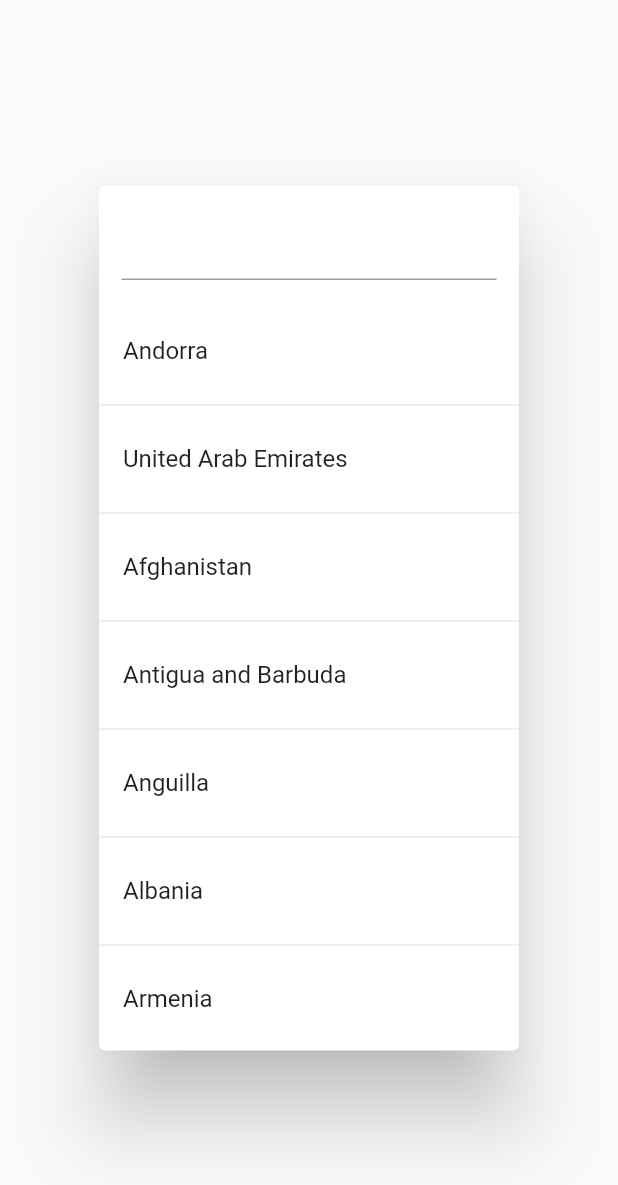
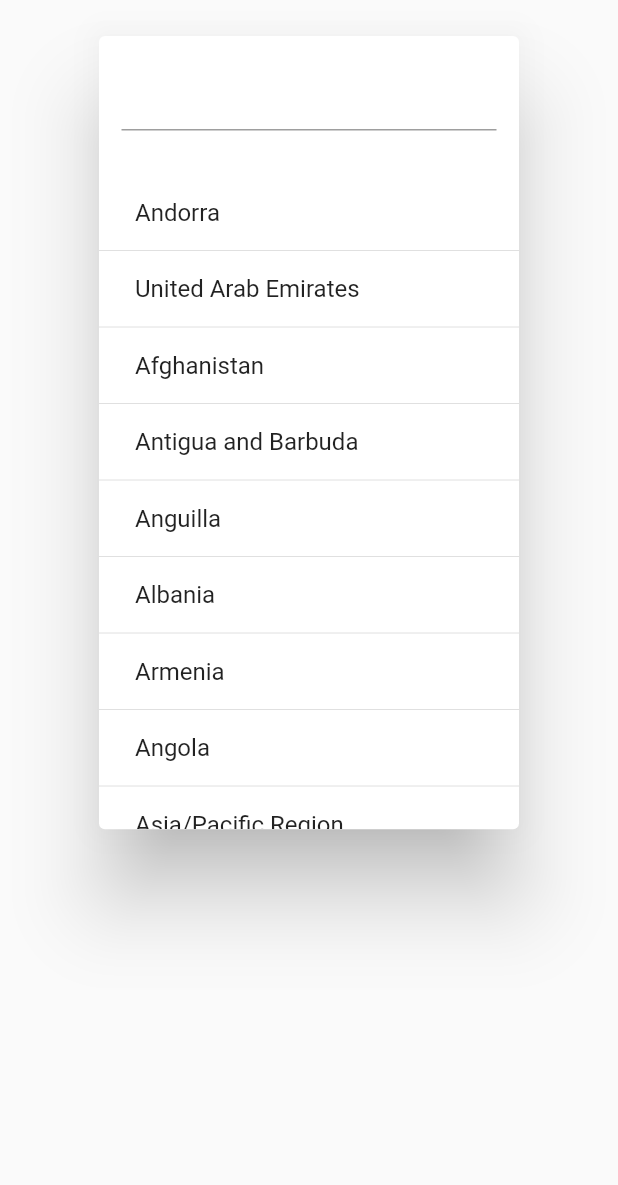
Before and after one commit to nikitagalayda/simple_country_picker, a Flutter app: the CountriesDialog widget shown alone on an empty page, opened directly, on a phone screen of 412 x 824 dp. Shown: the top 1185 px of the screen. Run offline on Flutter 3.47's test engine with Material 2 defaults, Android fonts, the phone set to English and light mode, and no system bars.

Commit message:
style changes

```diff
--- a/lib/countries_dialog.dart
+++ b/lib/countries_dialog.dart
@@ -10,11 +10,14 @@ class CountriesDialog extends StatefulWidget {
 
 class _CountriesDialogState extends State<CountriesDialog> {
   List<Country> countryList;
+  double dialogSize;
+  int textFieldHeight = 100;
 
   @override
   void initState() {
     super.initState();
     countryList = countries;
+    dialogSize = 0.7;
   }
 
   //TODO: fix the scrollable textfield bug
@@ -23,26 +26,34 @@ class _CountriesDialogState extends State<CountriesDialog> {
   Widget build(BuildContext context) {
     final mediaQuery = MediaQuery.of(context).size;
 
-    return SimpleDialog(
+    return Container(
+      height: mediaQuery.height * dialogSize,
+      // height: 200,
+      child: SimpleDialog(
         contentPadding: EdgeInsets.all(0),
         children: [
           Container(
-          height: mediaQuery.height * 0.7,
+            // height: 200,
+            height: mediaQuery.height * dialogSize,
             // color: Colors.red,
             // Using ListView instead of Column fixes the scroll issue,
             // TODO: find out why
             child: ListView(
               children: <Widget>[
                 Container(
-                height: mediaQuery.height * 0.1,
+                  height: 100,
+                  // height: mediaQuery.height * (dialogSize * 1/5),
                   padding: EdgeInsets.all(15),
                   child: TextField(
                     scrollPhysics: NeverScrollableScrollPhysics(),
                     onChanged: (text) => filterCountryList(text),
+                    onTap: () => changeDialogSize(0.4),
                   ),
                 ),
                 Container(
-                height: mediaQuery.height * 0.6,
+                  // color: Colors.green,
+                  // height: 150,
+                  height: mediaQuery.height * dialogSize - textFieldHeight,
                   child: ListView.separated(
                       itemCount: countryList.length,
                       separatorBuilder: (context, index) {
@@ -51,9 +62,9 @@ class _CountriesDialogState extends State<CountriesDialog> {
                       itemBuilder: (BuildContext context, int index) {
                         Country country = countryList[index];
                         return Container(
-                        child: ListTile(
-                          title: Text(country.name),
-                          onTap: () {
+                          child: SimpleDialogOption(
+                            child: Text(country.name),
+                            onPressed: () {
                               Navigator.pop(context, country);
                             },
                           ),
@@ -64,10 +75,17 @@ class _CountriesDialogState extends State<CountriesDialog> {
             ),
           ),
         ],
+      ),
     );
   }
 
   // TODO: add country code search feature
+
+  void changeDialogSize(double newSize) {
+    setState(() {
+      dialogSize = newSize;
+    });
+  }
 
   void filterCountryList(String text) {
     final filteredCountries = countries.where((country) {
@@ -79,6 +97,9 @@ class _CountriesDialogState extends State<CountriesDialog> {
     if (filteredCountries.isNotEmpty) {
       setState(() {
         countryList = filteredCountries.toList();
+        countryList.forEach((f) {
+          print(f.name);
+        });
       });
     }
   }
```
Lines whose indentation alone changed are shown as unchanged.
